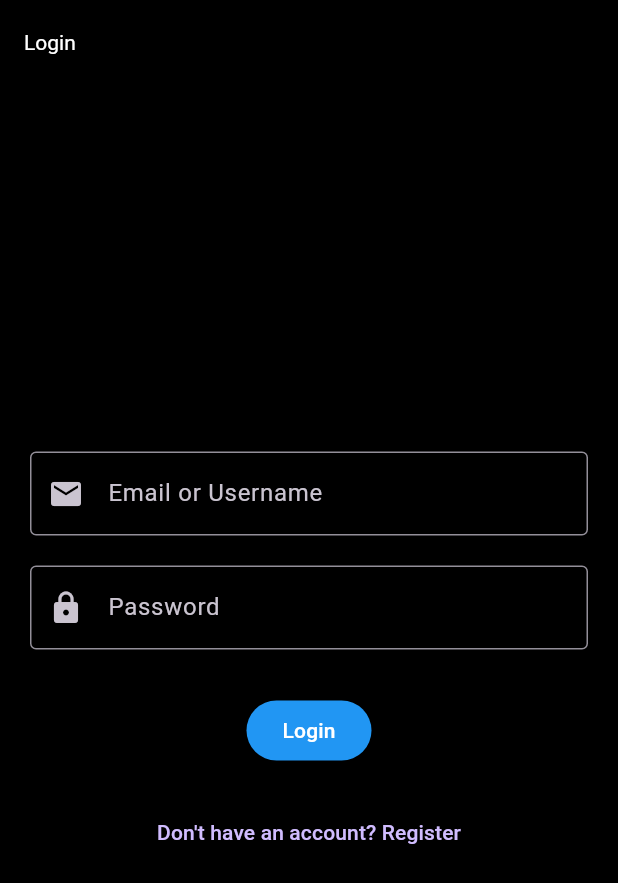
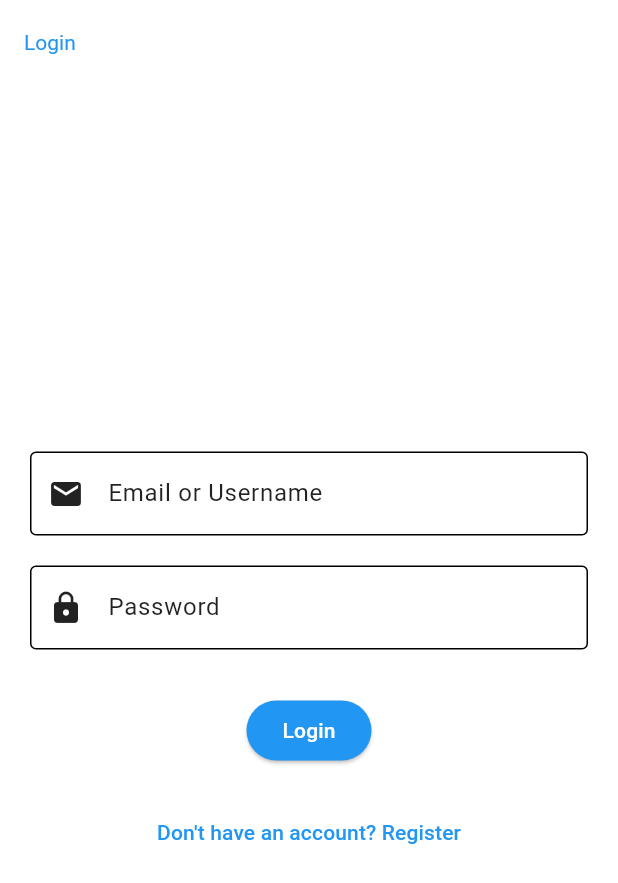
Before and after one commit to Rishav8989/flutter_login, a Flutter app: the screen it shows after launch, on a phone screen of 412 x 824 dp. Shown: the top 883 px of the screen. Run offline on Flutter 3.47's test engine with Material 3 defaults, Android fonts, the phone set to English and light mode, and no system bars; our stand-ins replace get, pocketbase, shared_preferences.

Commit message:
theme and refactoring

```diff
--- a/lib/login_page.dart
+++ b/lib/login_page.dart
@@ -1,6 +1,6 @@
 import 'package:flutter/material.dart';
 import 'package:login/registration_page.dart';
-import 'home_page.dart'; // Import HomePage
+import 'pages/home_page.dart'; // Import HomePage
 import 'main.dart'; // Import the global pb instance
 import 'package:shared_preferences/shared_preferences.dart'; // Import shared_preferences
 
--- a/lib/main.dart
+++ b/lib/main.dart
@@ -1,6 +1,10 @@
+// main.dart
+
 import 'package:flutter/material.dart';
-import 'package:login/utils/app_theme.dart';
-import 'package:login/utils/auth_check.dart';
+import 'package:get/get.dart';
+import 'package:login/utils/auth/auth_check.dart';
+import 'package:login/utils/theme/app_theme.dart';
+import 'package:login/utils/theme/theme_controller.dart';
 import 'package:pocketbase/pocketbase.dart';
 
 final pb = PocketBase('https://first.pockethost.io/');
@@ -14,12 +18,15 @@ class MyApp extends StatelessWidget {
 
   @override
   Widget build(BuildContext context) {
-    return MaterialApp(
+    final ThemeController themeController = Get.put(ThemeController());
+
+    return Obx(() => GetMaterialApp( // Wrap GetMaterialApp with Obx
       title: 'Flutter Notes App',
-      theme: amoled,
-      themeMode: ThemeMode.system,
+      theme: themeController.themeData, // Use themeData from ThemeController
+      darkTheme: darkTheme, // You can still define a default darkTheme if needed for system mode
+      themeMode: themeController.themeMode, // Use themeMode from ThemeController
       debugShowCheckedModeBanner: false,
       home: const AuthCheck(),
-    );
+    ));
   }
 }
--- a/lib/utils/app_theme.dart
+++ /dev/null
@@ -1,115 +0,0 @@
-import 'package:flutter/material.dart';
-
-ThemeData amoled = ThemeData.dark().copyWith(
-  scaffoldBackgroundColor: Colors.black, // **AMOLED: Set Scaffold background to true black**
-  primaryColor: Colors.blue, // Keep blue accent color
-  appBarTheme: const AppBarTheme(
-    backgroundColor: Colors.black, // **AMOLED: Set AppBar background to true black**
-    titleTextStyle: TextStyle(
-      color: Colors.white, // Keep white title text
-    ),
-  ),
-  drawerTheme: const DrawerThemeData(
-    backgroundColor: Colors.black, // **AMOLED: Set Drawer background to true black**
-  ),
-  textTheme: const TextTheme(
-    bodyMedium: TextStyle(color: Colors.white), // Keep white text color
-    // You can customize other text styles here for dark theme
-  ),
-  floatingActionButtonTheme: const FloatingActionButtonThemeData(
-    backgroundColor: Colors.blue, // Keep blue FAB background
-    foregroundColor: Colors.white, // Keep white FAB icon color
-  ),
-  iconTheme: const IconThemeData(color: Colors.white), // Keep white icons
-  elevatedButtonTheme: ElevatedButtonThemeData(
-    // Style for ElevatedButton in dark theme
-    style: ElevatedButton.styleFrom(
-      backgroundColor: Colors.blue, // Keep blue button background
-      foregroundColor: Colors.white, // Keep white button text color
-    ),
-  ),
-  // Customize other dark theme aspects as needed
-);
-
-
-ThemeData lightTheme = ThemeData(
-  primarySwatch: Colors.blue, // Primary color is blue for light theme
-  primaryColor: Colors.blue, // Ensure primaryColor is blue
-  scaffoldBackgroundColor: Colors.white, // **Light Theme: Set Scaffold background to white**
-  appBarTheme: const AppBarTheme(
-    backgroundColor: Colors.white, // **Light Theme: Set AppBar background to white**
-    foregroundColor: Colors.blue, // **Light Theme: Set AppBar text/icon color to blue**
-    titleTextStyle: TextStyle(
-      color: Colors.blue, // **Light Theme: Set AppBar title text color to blue**
-    ),
-    iconTheme: IconThemeData(color: Colors.blue), // **Light Theme: Set AppBar icons to blue**
-  ),
-  drawerTheme: const DrawerThemeData(
-    backgroundColor: Colors.white, // **Light Theme: Set Drawer background to white**
-  ),
-  textTheme: const TextTheme(
-    bodyMedium: TextStyle(color: Colors.black87), // Keep default dark grey text color for light theme
-    // You can customize other text styles here for light theme
-  ),
-  elevatedButtonTheme: ElevatedButtonThemeData(
-    // Style for ElevatedButton in light theme
-    style: ElevatedButton.styleFrom(
-      backgroundColor: Colors.blue, // Button background color is blue
-      foregroundColor: Colors.white, // Button text color is white
-    ),
-  ),
-  floatingActionButtonTheme: const FloatingActionButtonThemeData(
-    backgroundColor: Colors.blue, // FAB background is blue
-    foregroundColor: Colors.white, // FAB icon color is white
-  ),
-  iconTheme: const IconThemeData(color: Color.fromARGB(255, 56, 73, 82)), // **Light Theme: Set general icons to dark grey/blueGrey**
-  // You can customize other parts of the light theme if needed
-  colorScheme: ColorScheme.light( // Define a light color scheme for better consistency
-    primary: Colors.blue,
-    secondary: Colors.blueAccent, // Example secondary color
-    background: Colors.white,
-    surface: Colors.white,
-    onBackground: Colors.black87,
-    onSurface: Colors.black87,
-    onPrimary: Colors.white,
-    onSecondary: Colors.white,
-  ),
-);
-
-
-
-ThemeData darkTheme = ThemeData.dark().copyWith(
-  scaffoldBackgroundColor: const Color.fromARGB(255, 32, 32, 32), // **Gentle Dark: Dark Grey Scaffold background**
-  primaryColor: Colors.blue, // Keep blue accent color
-  appBarTheme: AppBarTheme(
-    backgroundColor: const Color.fromARGB(255, 26, 26, 26), // **Gentle Dark: Dark Grey AppBar background**
-    titleTextStyle: const TextStyle(
-      color: Colors.white, // Keep white title text
-    ),
-    iconTheme: const IconThemeData(color: Colors.white), // Keep white icons
-  ),
-  drawerTheme: DrawerThemeData(
-    backgroundColor: const Color.fromARGB(255, 48, 48, 48), // **Gentle Dark: Dark Grey Drawer background**
-  ),
-  textTheme: const TextTheme(
-    bodyMedium: TextStyle(color: Colors.white), // Keep white text color
-    // Customize other text styles here for dark theme
-  ),
-  floatingActionButtonTheme: const FloatingActionButtonThemeData(
-    backgroundColor: Colors.blue, // Keep blue FAB background
-    foregroundColor: Colors.white, // Keep white FAB icon color
-  ),
-  iconTheme: const IconThemeData(color: Colors.white), // Keep white icons
-  elevatedButtonTheme: ElevatedButtonThemeData(
-    // Style for ElevatedButton in dark theme
-    style: ElevatedButton.styleFrom(
-      backgroundColor: Colors.blue, // Keep blue button background
-      foregroundColor: Colors.white, // Keep white button text color
-    ),
-  ),
-  // Customize other dark theme aspects as needed
-  colorScheme: ColorScheme.dark().copyWith( // Keep ColorScheme.dark and update surface/background
-    surface: Colors.grey[850],      // **Gentle Dark: Dark Grey Surface color (Cards, etc.)**
-    background: Colors.grey[850],   // **Gentle Dark: Dark Grey Background color**
-  ),
-);
--- a/lib/utils/auth_check.dart
+++ b/lib/utils/auth/auth_check.dart
@@ -1,5 +1,5 @@
 import 'package:flutter/material.dart';
-import 'package:login/home_page.dart';
+import 'package:login/pages/home_page.dart';
 import 'package:login/login_page.dart';
 import 'package:login/main.dart';
 import 'package:shared_preferences/shared_preferences.dart';
--- a/lib/utils/logout_button.dart
+++ b/lib/utils/auth/logout_button.dart
@@ -1,7 +1,7 @@
 // logout_button.dart
 import 'package:flutter/material.dart';
 import 'package:login/login_page.dart';
-import 'package:login/utils/logout_confirmation_dialog.dart';
+import 'package:login/utils/auth/logout_confirmation_dialog.dart';
 import 'package:login/main.dart';
 
 class LogoutButton extends StatelessWidget {
--- /dev/null
+++ b/lib/utils/theme/app_theme.dart
@@ -0,0 +1,113 @@
+import 'package:flutter/material.dart';
+
+ThemeData amoled = ThemeData.dark().copyWith(
+  // **AMOLED Theme - Pitch Black**
+  scaffoldBackgroundColor: Colors.black,
+  primaryColor: Colors.blue,
+  appBarTheme: const AppBarTheme(
+    backgroundColor: Colors.black,
+    titleTextStyle: TextStyle(
+      color: Colors.white, // White title text for max contrast on black
+    ),
+  ),
+  drawerTheme: const DrawerThemeData(
+    backgroundColor: Colors.black,
+  ),
+  textTheme: const TextTheme(
+    bodyMedium: TextStyle(color: Colors.white), // White text for max contrast on black
+    // You can customize other text styles here for AMOLED
+  ),
+  floatingActionButtonTheme: const FloatingActionButtonThemeData(
+    backgroundColor: Colors.blue,
+    foregroundColor: Colors.white,
+  ),
+  iconTheme: const IconThemeData(color: Colors.white), // White icons for max contrast
+  elevatedButtonTheme: ElevatedButtonThemeData(
+    style: ElevatedButton.styleFrom(
+      backgroundColor: Colors.blue,
+      foregroundColor: Colors.white,
+    ),
+  ),
+  colorScheme: ColorScheme.dark().copyWith( // Explicitly set surface and background for AMOLED
+    surface: Colors.black, // **AMOLED: Black surface color**
+    background: Colors.black, // **AMOLED: Black background color**
+  ),
+);
+
+
+ThemeData lightTheme = ThemeData(
+  // **Light Theme - White and Blue**
+  primarySwatch: Colors.blue,
+  primaryColor: Colors.blue,
+  scaffoldBackgroundColor: Colors.white,
+  appBarTheme: const AppBarTheme(
+    backgroundColor: Colors.white,
+    foregroundColor: Colors.blue,
+    titleTextStyle: TextStyle(
+      color: Colors.blue,
+    ),
+    iconTheme: IconThemeData(color: Colors.blue),
+  ),
+  drawerTheme: const DrawerThemeData(
+    backgroundColor: Colors.white,
+  ),
+  textTheme: const TextTheme(
+    bodyMedium: TextStyle(color: Colors.black87),
+  ),
+  elevatedButtonTheme: ElevatedButtonThemeData(
+    style: ElevatedButton.styleFrom(
+      backgroundColor: Colors.blue,
+      foregroundColor: Colors.white,
+    ),
+  ),
+  floatingActionButtonTheme: const FloatingActionButtonThemeData(
+    backgroundColor: Colors.blue,
+    foregroundColor: Colors.white,
+  ),
+  iconTheme: const IconThemeData(color: Color.fromARGB(255, 56, 73, 82)),
+  colorScheme: ColorScheme.light(
+    primary: Colors.blue,
+    secondary: Colors.blueAccent,
+    surface: Colors.white,
+    onSurfaceVariant: Colors.black87,
+    onSurface: Colors.black87,
+    onPrimary: Colors.white,
+    onSecondary: Colors.white,
+  ),
+);
+
+
+ThemeData darkTheme = ThemeData.dark().copyWith(
+  // **Dark Theme - Dark Grey**
+  scaffoldBackgroundColor: const Color.fromARGB(255, 32, 32, 32), // Dark Grey
+  primaryColor: Colors.blue,
+  appBarTheme: AppBarTheme(
+    backgroundColor: const Color.fromARGB(255, 26, 26, 26), // Slightly darker Grey AppBar
+    titleTextStyle: const TextStyle(
+      color: Colors.white70, // Less bright white for dark grey background
+    ),
+    iconTheme: const IconThemeData(color: Colors.white70), // Less bright white icons
+  ),
+  drawerTheme: DrawerThemeData(
+    backgroundColor: const Color.fromARGB(255, 48, 48, 48), // Medium Dark Grey Drawer
+  ),
+  textTheme: const TextTheme(
+    bodyMedium: TextStyle(color: Colors.white70), // Less bright white text
+    // Customize other text styles here for dark theme
+  ),
+  floatingActionButtonTheme: const FloatingActionButtonThemeData(
+    backgroundColor: Colors.blue,
+    foregroundColor: Colors.white,
+  ),
+  iconTheme: const IconThemeData(color: Colors.white70), // Less bright white icons
+  elevatedButtonTheme: ElevatedButtonThemeData(
+    style: ElevatedButton.styleFrom(
+      backgroundColor: Colors.blue,
+      foregroundColor: Colors.white,
+    ),
+  ),
+  colorScheme: ColorScheme.dark().copyWith(
+    surface: Colors.grey[850],      // Dark Grey Surface
+    background: Colors.grey[850],   // Dark Grey Background
+  ),
+);
--- /dev/null
+++ b/lib/utils/theme/theme_controller.dart
@@ -0,0 +1,52 @@
+// utils/theme_controller.dart
+import 'package:flutter/material.dart';
+import 'package:get/get.dart';
+
+import 'app_theme.dart'; // Import your theme definitions
+
+enum AppTheme {
+  light,
+  dark,
+  amoled,
+}
+
+class ThemeController extends GetxController {
+  final _currentTheme = AppTheme.light.obs; // Start with light theme by default
+
+  AppTheme get currentTheme => _currentTheme.value;
+
+  ThemeMode get themeMode {
+    switch (_currentTheme.value) {
+      case AppTheme.light:
+        return ThemeMode.light;
+      case AppTheme.dark:
+      case AppTheme.amoled: // Treat both dark and amoled as dark modes for ThemeMode
+        return ThemeMode.dark;
+      default:
+        return ThemeMode.light; // Default to light if something goes wrong
+    }
+  }
+
+  ThemeData get themeData {
+    switch (_currentTheme.value) {
+      case AppTheme.light:
+        return lightTheme;
+      case AppTheme.dark:
+        return darkTheme;
+      case AppTheme.amoled:
+        return amoled;
+      default:
+        return lightTheme; // Default to light if something goes wrong
+    }
+  }
+
+  void setTheme(AppTheme theme) {
+    _currentTheme.value = theme;
+    Get.changeTheme(themeData); // Update the app's theme using GetX
+    Get.changeThemeMode(themeMode); // Update the theme mode as well
+  }
+
+  void switchToLightTheme() => setTheme(AppTheme.light);
+  void switchToDarkTheme() => setTheme(AppTheme.dark);
+  void switchToAmoledTheme() => setTheme(AppTheme.amoled);
+}
--- a/pubspec.yaml
+++ b/pubspec.yaml
@@ -37,6 +37,9 @@ dependencies:
   pocketbase: ^0.22.0
   shared_preferences: ^2.5.2
   flutter_quill: ^11.0.0
+  flutter_quill_extensions: ^11.0.0
+  path: ^ 1.9.1
+  get: ^4.7.2
 
 
 dev_dependencies:
```
Also changed, not shown: lib/pages/home_page.dart (renamed from lib/home_page.dart, +6 -4 lines), lib/utils/theme/theme_switcher_buttons.dart (added, +38 -0 lines), lib/utils/auth/logout_confirmation_dialog.dart (renamed from lib/utils/logout_confirmation_dialog.dart), pubspec.lock, 1 other file.
